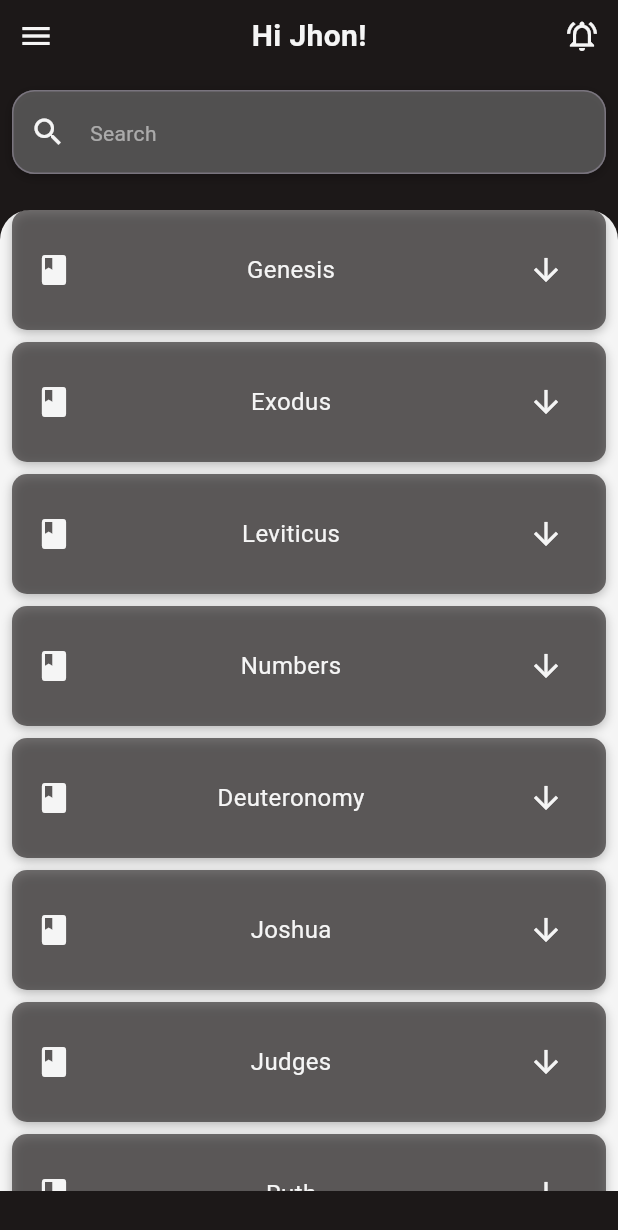
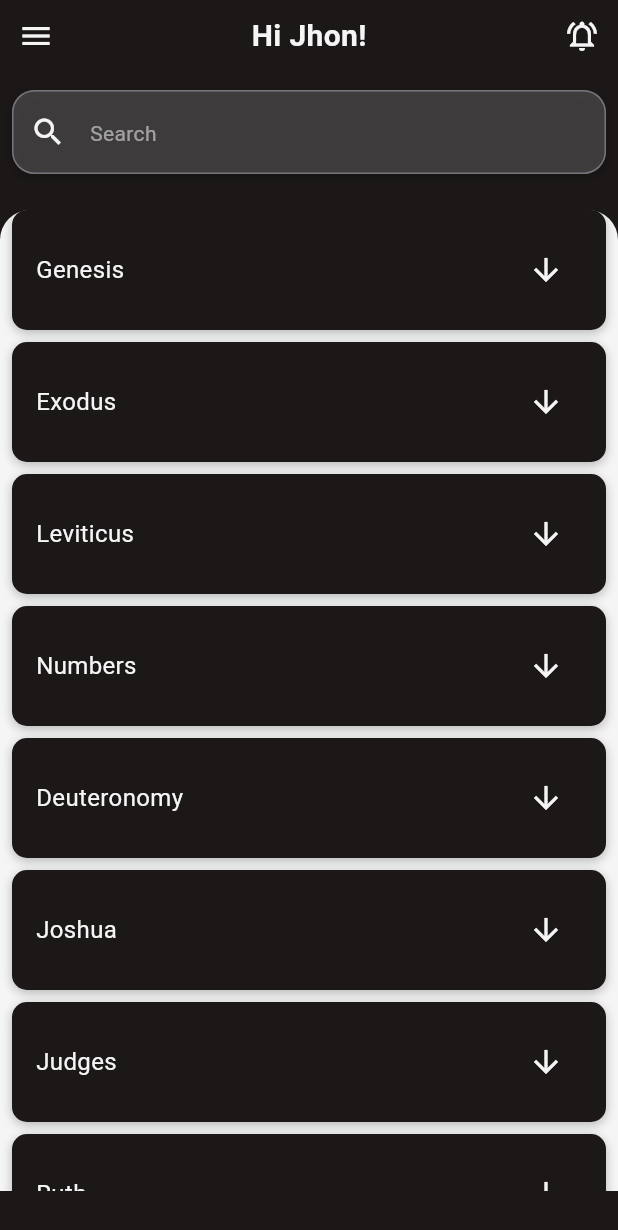
Before and after one commit to faizanali49/bible-book, a Flutter app: the screen it shows after launch, on a phone screen of 412 x 824 dp. Shown: the top 1230 px of the screen. Run offline on Flutter 3.47's test engine with Material 3 defaults, Android fonts, the phone set to English and light mode, and no system bars; our stand-ins replace flutter_riverpod, go_router.

Commit message:
Revert "final"
This reverts commit 30eeb1d48063221a8ea74d9bd1eb7aef877c6225.

```diff
--- a/lib/main.dart
+++ b/lib/main.dart
@@ -9,21 +9,10 @@ void main() {
   runApp(const MyApp());
 }
 
-class MyApp extends StatefulWidget {
+class MyApp extends StatelessWidget {
   const MyApp({super.key});
 
-  @override
-  State<MyApp> createState() => _MyAppState();
-}
-
-class _MyAppState extends State<MyApp> {
   // This widget is the root of your application.
-  @override
-  void initState() {
-    // TODO: implement initState
-    super.initState();
-  }
-
   @override
   Widget build(BuildContext context) {
     return ProviderScope(
--- a/lib/routes/routes.dart
+++ b/lib/routes/routes.dart
@@ -1,18 +1,16 @@
+
 import 'package:bible/views/chapter_view.dart';
 import 'package:bible/views/home_view.dart';
 import 'package:bible/views/verse_view.dart';
-import 'package:flutter/cupertino.dart';
 import 'package:go_router/go_router.dart';
 
-final GlobalKey<NavigatorState> appNavKey = GlobalKey();
 final GoRouter router = GoRouter(
-  navigatorKey: appNavKey,
   routes: [
     GoRoute(path: "/", builder: (context, state) => const HomeScreen()),
     GoRoute(
       name: "chapter",
       path: "/chapter",
-      builder: (context, state) => ChapterView(),
+      builder: (context, state) => ChapterView()
     ),
     GoRoute(
       // name: "verse",
--- a/lib/styles/theme.dart
+++ b/lib/styles/theme.dart
@@ -12,11 +12,8 @@ class AppColor {
       ? const Color.fromARGB(122, 71, 147, 114)
       : const Color.fromARGB(115, 71, 147, 114);
   Color get background => isDarkMode
-      ? const Color.fromRGBO(28, 24, 24, 1)
-      : const Color.fromARGB(255, 37, 134, 102);
-  Color get background2 => isDarkMode
-      ? const Color.fromRGBO(28, 24, 24, 1)
-      : const Color.fromARGB(255, 67, 172, 128);
+      ? const Color.fromARGB(255, 28, 24, 24)
+      : const Color.fromARGB(255, 71, 147, 114);
   Color get textColor =>
       isDarkMode ? backgroundL : const Color.fromARGB(255, 255, 254, 254);
   Color get appBarColor => isDarkMode ? primaryL : primaryD;
--- a/lib/views/home_view.dart
+++ b/lib/views/home_view.dart
@@ -122,7 +122,7 @@ class HomeScreen extends ConsumerWidget {
               ),
               Container(
                 decoration: BoxDecoration(
-                  color: appColor.searchBarBackground.withValues(alpha: 0.6),
+                  color: appColor.searchBarBackground.withValues(alpha: 0.4),
                   borderRadius: BorderRadius.circular(15.0),
                   boxShadow: [
                     BoxShadow(
@@ -192,9 +192,7 @@ class HomeScreen extends ConsumerWidget {
                             ),
                             padding: const EdgeInsets.all(16.0),
                             decoration: BoxDecoration(
-                              color: appColor.background2.withValues(
-                                alpha: 0.6,
-                              ),
+                              color: appColor.background,
                               borderRadius: BorderRadius.circular(10.0),
                               boxShadow: [
                                 BoxShadow(
@@ -207,10 +205,6 @@ class HomeScreen extends ConsumerWidget {
                             child: Row(
                               mainAxisAlignment: MainAxisAlignment.spaceBetween,
                               children: [
-                                Icon(
-                                  Icons.book_rounded,
-                                  color: appColor.textColor,
-                                ),
                                 Text(
                                   fruits[index],
                                   style: TextStyle(
```
Also changed, not shown: lib/views/chapter_view.dart (+80 -6 lines), lib/views/numbers_dialog.dart (deleted, +0 -81 lines), 2 other files.
